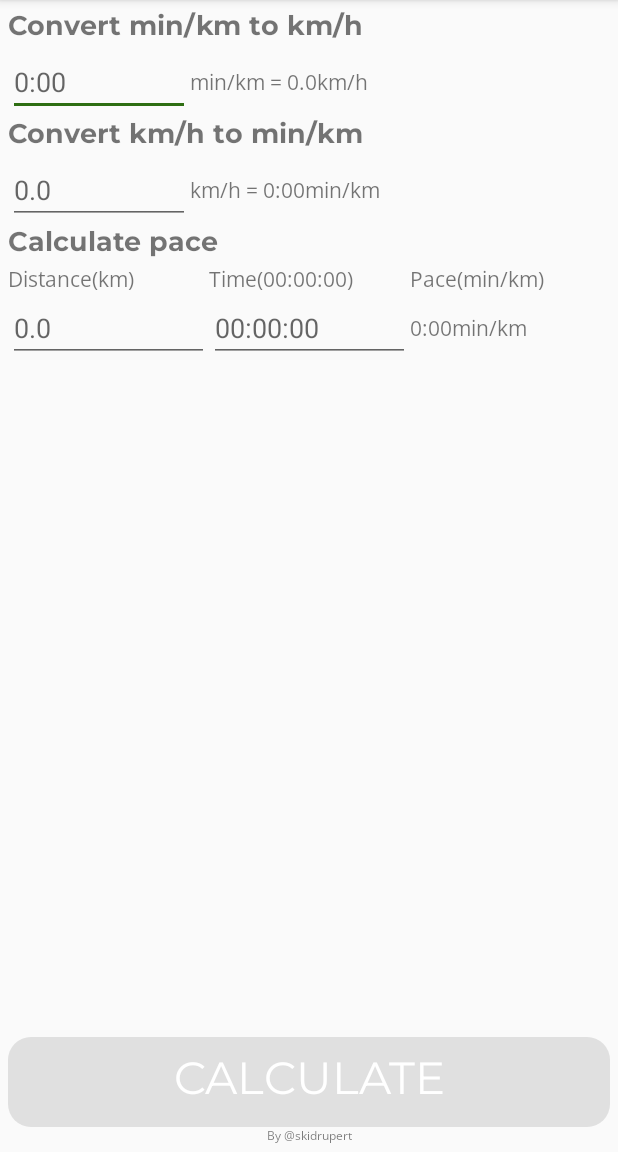
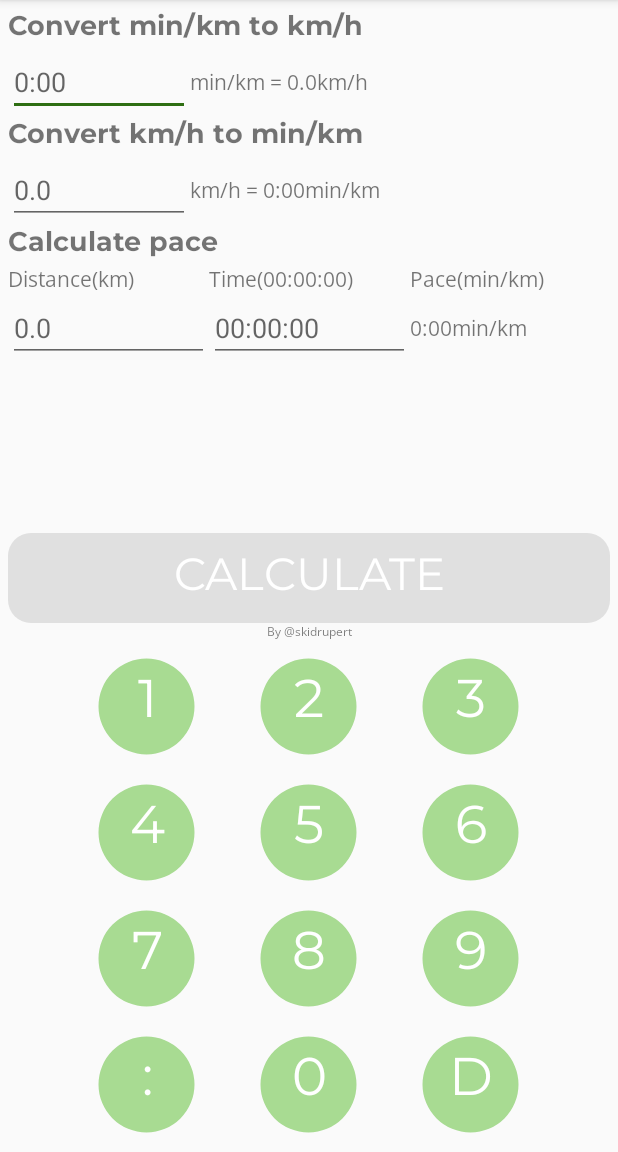
Before and after one commit to rnyholm/runcalc, an Android app: the screen it shows after launch (RunnersCalculator), on a phone screen of 412 x 824 dp, the part 84-1236 px from its top. Run offline under Robolectric (Android 15) with nearby library versions, the phone set to English and light mode, and no system bars.

Commit message:
Progress on the new in-app soft keyboard but it's a long way still before it's completed..

```diff
--- a/app/src/main/AndroidManifest.xml
+++ b/app/src/main/AndroidManifest.xml
@@ -11,9 +11,10 @@
         android:theme="@style/AppTheme">
 
         <activity
-            android:name="ax.stardust.runcal.RunnersCalculator"
+            android:name="ax.stardust.runcal.activity.RunnersCalculator"
             android:configChanges="orientation"
-            android:screenOrientation="portrait">
+            android:screenOrientation="portrait"
+            android:windowSoftInputMode="stateHidden">
 
             <intent-filter>
                 <action android:name="android.intent.action.MAIN" />
--- a/app/src/main/java/ax/stardust/runcal/Measurement.java
+++ b/app/src/main/java/ax/stardust/runcal/Measurement.java
@@ -1,5 +1,5 @@
 package ax.stardust.runcal;
 
-enum Measurement {
+public enum Measurement {
     METRIC,IMPERIAL
 }
--- a/app/src/main/java/ax/stardust/runcal/Model.java
+++ b/app/src/main/java/ax/stardust/runcal/Model.java
@@ -4,7 +4,7 @@ import java.util.HashMap;
 import java.util.function.Function;
 
 public class Model {
-    enum Property {
+    public enum Property {
         CONVERT_PACE_TO_SPEED(false, Calculator::convertPaceToSpeed),
         CONVERT_SPEED_TO_PACE(false, Calculator::convertSpeedToPace),
         CALCULATE_PACE(true, Calculator::calculatePace),
@@ -28,29 +28,29 @@ public class Model {
         }
     }
 
-    enum ValueSelection {
+    public enum ValueSelection {
         FIRST,SECOND
     }
 
     private final HashMap<Property, PairedValue> data = new HashMap();
 
-    boolean changed() {
+    public boolean changed() {
         return data.entrySet().stream().anyMatch(entry -> entry.getValue().changed(entry.getKey()));
     }
 
-    void commitProperty(Property property) {
+    public void commitProperty(Property property) {
         data.getOrDefault(property, new PairedValue()).commit();
     }
 
-    boolean isPropertyChanged(Property property) {
+    public boolean isPropertyChanged(Property property) {
         return data.getOrDefault(property, new PairedValue()).changed(property);
     }
 
-    String getPropertyValue(Property property) {
+    public String getPropertyValue(Property property) {
         return data.getOrDefault(property, new PairedValue()).getValue(property);
     }
 
-    void setPropertyValue(Property property, ValueSelection selection, String value) {
+    public void setPropertyValue(Property property, ValueSelection selection, String value) {
         PairedValue pairedValue = data.getOrDefault(property, new PairedValue());
         pairedValue.setValue(selection, value);
         data.put(property, pairedValue);
--- a/app/src/main/java/ax/stardust/runcal/RunnersCalculator.java
+++ b/app/src/main/java/ax/stardust/runcal/activity/RunnersCalculator.java
@@ -1,10 +1,13 @@
-package ax.stardust.runcal;
+package ax.stardust.runcal.activity;
 
 import android.os.Bundle;
 import android.support.v7.app.AppCompatActivity;
 import android.text.Editable;
 import android.text.TextWatcher;
 import android.util.Log;
+import android.view.View;
+import android.view.inputmethod.EditorInfo;
+import android.view.inputmethod.InputConnection;
 import android.widget.Button;
 import android.widget.EditText;
 import android.widget.TextView;
@@ -13,7 +16,15 @@ import android.widget.Toast;
 import java.util.ArrayList;
 import java.util.List;
 
-import static ax.stardust.runcal.Model.Property.*;
+import ax.stardust.runcal.Measurement;
+import ax.stardust.runcal.Model;
+import ax.stardust.runcal.R;
+import ax.stardust.runcal.component.KeyboardlessEditText;
+import ax.stardust.runcal.component.RunnersKeyboard;
+
+import static ax.stardust.runcal.Model.Property.CALCULATE_PACE;
+import static ax.stardust.runcal.Model.Property.CONVERT_PACE_TO_SPEED;
+import static ax.stardust.runcal.Model.Property.CONVERT_SPEED_TO_PACE;
 
 public class RunnersCalculator extends AppCompatActivity {
     private static Measurement measurement;
@@ -23,6 +34,8 @@ public class RunnersCalculator extends AppCompatActivity {
 
     private final List<PropertyBoundUIComponents> propertyBoundUIComponents = new ArrayList<>();
     private final Model model = new Model();
+
+    private RunnersKeyboard runnersKeyboard;
 
     // TextViews
     private TextView convertPaceToSpeedTextView;
@@ -36,9 +49,9 @@ public class RunnersCalculator extends AppCompatActivity {
     private TextView calculatePaceResultsTextView;
 
     // EditTexts
-    private EditText paceToSpeedEditText;
-    private EditText speedToPaceEditText;
-    private EditText calculatePaceDistanceEditText;
+    private KeyboardlessEditText paceToSpeedEditText;
+    private KeyboardlessEditText speedToPaceEditText;
+    private KeyboardlessEditText calculatePaceDistanceEditText;
 
     // Button
     private Button calculateButton;
@@ -60,6 +73,8 @@ public class RunnersCalculator extends AppCompatActivity {
     }
 
     private void findViews() {
+        runnersKeyboard = findViewById(R.id.soft_keyboard);
+
         convertPaceToSpeedTextView = findViewById(R.id.pace_to_speed_tv);
         paceToSpeedEditText = findViewById(R.id.pace_to_speed_et);
         paceToSpeedResultsTextView = findViewById(R.id.pace_to_speed_results_tv);
@@ -75,7 +90,7 @@ public class RunnersCalculator extends AppCompatActivity {
         calculatePaceTimeHintTextView = findViewById(R.id.calculate_pace_time_hint_tv);
         calculatePaceResultHintTextView = findViewById(R.id.calculate_pace_result_hint_tv);
         calculatePaceDistanceEditText = findViewById(R.id.calculate_pace_distance_et);
-        EditText calculatePaceTimeEditText = findViewById(R.id.calculate_pace_time_et);
+        KeyboardlessEditText calculatePaceTimeEditText = findViewById(R.id.calculate_pace_time_et);
         calculatePaceResultsTextView = findViewById(R.id.calculate_pace_results_tv);
         propertyBoundUIComponents.add(new PropertyBoundUIComponents(CALCULATE_PACE, calculatePaceDistanceEditText, calculatePaceTimeEditText, calculatePaceResultsTextView, R.string.calculate_pace_results));
 
@@ -105,10 +120,12 @@ public class RunnersCalculator extends AppCompatActivity {
             Model.Property property = boundUIComponents.getProperty();
             EditText firstEditText = boundUIComponents.getFirstEditText();
             firstEditText.addTextChangedListener(new PropertyBoundTextWatcher(property, Model.ValueSelection.FIRST));
+            firstEditText.setOnFocusChangeListener(new BoundRunnersInputFocusWatcher(runnersKeyboard));
 
             if (property.isPairedInput()) {
                 EditText secondEditText = boundUIComponents.getSecondEditText();
                 secondEditText.addTextChangedListener(new PropertyBoundTextWatcher(property, Model.ValueSelection.SECOND));
+                secondEditText.setOnFocusChangeListener(new BoundRunnersInputFocusWatcher(runnersKeyboard));
             }
         });
 
@@ -126,7 +143,6 @@ public class RunnersCalculator extends AppCompatActivity {
                     }
                 }
             });
-
             calculateButton.setEnabled(model.changed());
         });
     }
@@ -219,4 +235,29 @@ public class RunnersCalculator extends AppCompatActivity {
             // Do nothing...
         }
     }
+
+    private class BoundRunnersInputFocusWatcher implements View.OnFocusChangeListener {
+
+        private final RunnersKeyboard runnersKeyboard;
+
+        public BoundRunnersInputFocusWatcher(RunnersKeyboard runnersKeyboard) {
+            this.runnersKeyboard = runnersKeyboard;
+        }
+
+        @Override
+        public void onFocusChange(View view, boolean hasFocus) {
+            if (KeyboardlessEditText.class.isAssignableFrom(view.getClass())) {
+                if (hasFocus) {
+                    Log.d(RunnersCalculator.class.getSimpleName(), view.getId() + " FOCUS GAINED");
+                    InputConnection ic = view.onCreateInputConnection(new EditorInfo());
+                    this.runnersKeyboard.setInputConnection(ic);
+
+                    runnersKeyboard.setVisibility(View.VISIBLE);
+                } else {
+                    Log.d(RunnersCalculator.class.getSimpleName(), view.getId() + " FOCUS LOST");
+                    runnersKeyboard.setVisibility(View.GONE);
+                }
+            }
+        }
+    }
 }
--- /dev/null
+++ b/app/src/main/java/ax/stardust/runcal/component/KeyboardlessEditText.java
@@ -0,0 +1,130 @@
+package ax.stardust.runcal.component;
+
+import android.annotation.SuppressLint;
+import android.content.Context;
+import android.graphics.Rect;
+import android.support.v7.widget.AppCompatEditText;
+import android.text.InputType;
+import android.util.AttributeSet;
+import android.util.Log;
+import android.view.MotionEvent;
+import android.view.inputmethod.InputMethodManager;
+import android.widget.EditText;
+
+import java.lang.reflect.InvocationTargetException;
+import java.lang.reflect.Method;
+
+public class KeyboardlessEditText extends AppCompatEditText {
+
+    private static final Method SHOW_SOFT_INPUT_ON_FOCUS = getMethod(EditText.class, "setShowSoftInputOnFocus", boolean.class);
+
+    public KeyboardlessEditText(Context context) {
+        super(context);
+        initialize();
+    }
+
+    public KeyboardlessEditText(Context context, AttributeSet attrs) {
+        super(context, attrs);
+        initialize();
+    }
+
+    public KeyboardlessEditText(Context context, AttributeSet attrs, int defStyleAttr) {
+        super(context, attrs, defStyleAttr);
+        initialize();
+    }
+
+    private void initialize() {
+        synchronized (this) {
+            setInputType(getInputType() | InputType.TYPE_TEXT_FLAG_NO_SUGGESTIONS);
+            setFocusableInTouchMode(true);
+        }
+
+        // Needed to show cursor when user interacts with EditText so that the edit operations
+        // still work. Without the cursor, the edit operations won't appear.
+        setOnClickListener(onClickListener);
+        setOnLongClickListener(onLongClickListener);
+
+        setShowSoftInputOnFocus(false); // This is a hidden method in TextView.
+        reflexSetShowSoftInputOnFocus(false); // Workaround.
+
+        // Ensure that cursor is at the end of the input box when initialized. Without this, the
+        // cursor may be at index 0 when there is text added via layout XML.
+        setSelection(getText().length());
+    }
+
+    private OnClickListener onClickListener = v -> setCursorVisible(true);
+
+    private OnLongClickListener onLongClickListener = v -> {
+        setCursorVisible(true);
+        return false;
+    };
+
+    @Override
+    protected void onFocusChanged(boolean focused, int direction, Rect previouslyFocusedRect) {
+        super.onFocusChanged(focused, direction, previouslyFocusedRect);
+        hideKeyboard();
+    }
+
+    @Override
+    @SuppressLint("ClickableViewAccessibility")
+    public boolean onTouchEvent(MotionEvent event) {
+        final boolean ret = super.onTouchEvent(event);
+
+        // Must be done after super.onTouchEvent()
+        hideKeyboard();
+        return ret;
+    }
+
+    private void hideKeyboard() {
+        // Hide system keyboard
+        final InputMethodManager inputMethodManager = ((InputMethodManager) getContext().getSystemService(Context.INPUT_METHOD_SERVICE));
+        if (inputMethodManager != null && inputMethodManager.isActive(this)) {
+            inputMethodManager.hideSoftInputFromWindow(getApplicationWindowToken(), 0);
+        }
+    }
+
+    private void reflexSetShowSoftInputOnFocus(boolean show) {
+        if (SHOW_SOFT_INPUT_ON_FOCUS != null) {
+            invokeMethod(SHOW_SOFT_INPUT_ON_FOCUS, this, show);
+        } else {
+            // Use fallback method. Not tested.
+            hideKeyboard();
+        }
+    }
+
+    /**
+     * Returns method if available in class or superclass (recursively),
+     * otherwise returns null.
+     */
+    public static Method getMethod(Class<?> cls, String methodName, Class<?>... parametersType) {
+        Class<?> superClass = cls.getSuperclass();
+        while (superClass != Object.class) {
+            try {
+                return superClass.getDeclaredMethod(methodName, parametersType);
+            } catch (NoSuchMethodException e) {
+                // Just super it again
+            }
+            superClass = superClass.getSuperclass();
+        }
+        return null;
+    }
+
+    /**
+     * Returns results if available, otherwise returns null.
+     */
+    public static Object invokeMethod(Method method, Object receiver, Object... args) {
+        final String LOG_TAG = KeyboardlessEditText.class.getSimpleName();
+
+        try {
+            return method.invoke(receiver, args);
+        } catch (IllegalArgumentException e) {
+            Log.e(LOG_TAG, "Safe invoke fail - Invalid args", e);
+        } catch (IllegalAccessException e) {
+            Log.e(LOG_TAG, "Safe invoke fail - Invalid access", e);
+        } catch (InvocationTargetException e) {
+            Log.e(LOG_TAG, "Safe invoke fail - Invalid target", e);
+        }
+
+        return null;
+    }
+}
--- /dev/null
+++ b/app/src/main/java/ax/stardust/runcal/component/RunnersKeyboard.java
@@ -0,0 +1,125 @@
+package ax.stardust.runcal.component;
+
+import android.content.Context;
+import android.text.TextUtils;
+import android.util.AttributeSet;
+import android.util.SparseArray;
+import android.view.LayoutInflater;
+import android.view.View;
+import android.view.inputmethod.InputConnection;
+import android.widget.Button;
+import android.widget.LinearLayout;
+
+import ax.stardust.runcal.R;
+
+public class RunnersKeyboard extends LinearLayout implements View.OnClickListener {
+
+    private Button button0;
+    private Button button1;
+    private Button button2;
+    private Button button3;
+    private Button button4;
+    private Button button5;
+    private Button button6;
+    private Button button7;
+    private Button button8;
+    private Button button9;
+    private Button buttonSeparator;
+    private Button buttonDelete;
+
+    private SparseArray<String> keyValues = new SparseArray<>();
+    private InputConnection inputConnection;
+
+    public RunnersKeyboard(Context context) {
+        this(context, null, 0);
+    }
+
+    public RunnersKeyboard(Context context, AttributeSet attrs) {
+        this(context, attrs, 0);
+    }
+
+    public RunnersKeyboard(Context context, AttributeSet attrs, int defStyleAttr) {
+        super(context, attrs, defStyleAttr);
+        initializeKeyboard(context, attrs);
+    }
+
+    private void initializeKeyboard(Context context, AttributeSet attrs) {
+        inflateLayout(context);
+        findViews();
+        setListeners();
+        setKeyValues();
+    }
+
+    private void inflateLayout(Context context) {
+        LayoutInflater.from(context).inflate(R.layout.runners_keyboard, this, true);
+    }
+
+    private void findViews() {
+        button0 = findViewById(R.id.button_0);
+        button1 = findViewById(R.id.button_1);
+        button2 = findViewById(R.id.button_2);
+        button3 = findViewById(R.id.button_3);
+        button4 = findViewById(R.id.button_4);
+        button5 = findViewById(R.id.button_5);
+        button6 = findViewById(R.id.button_6);
+        button7 = findViewById(R.id.button_7);
+        button8 = findViewById(R.id.button_8);
+        button9 = findViewById(R.id.button_9);
+        buttonSeparator = findViewById(R.id.button_separator);
+        buttonDelete = findViewById(R.id.button_del);
+    }
+
+    private void setListeners() {
+        button0.setOnClickListener(this);
+        button1.setOnClickListener(this);
+        button2.setOnClickListener(this);
+        button3.setOnClickListener(this);
+        button4.setOnClickListener(this);
+        button5.setOnClickListener(this);
+        button6.setOnClickListener(this);
+        button7.setOnClickListener(this);
+        button8.setOnClickListener(this);
+        button9.setOnClickListener(this);
+        buttonSeparator.setOnClickListener(this);
+        buttonDelete.setOnClickListener(this);
+    }
+
+    private void setKeyValues() {
+        keyValues.put(R.id.button_1, "1");
+        keyValues.put(R.id.button_2, "2");
+        keyValues.put(R.id.button_3, "3");
+        keyValues.put(R.id.button_4, "4");
+        keyValues.put(R.id.button_5, "5");
+        keyValues.put(R.id.button_6, "6");
+        keyValues.put(R.id.button_7, "7");
+        keyValues.put(R.id.button_8, "8");
+        keyValues.put(R.id.button_9, "9");
+        keyValues.put(R.id.button_0, "0");
+        keyValues.put(R.id.button_del, "D");
+        // TODO: somehow change input between : and .
+        keyValues.put(R.id.button_separator, ":");
+    }
+
+    public void setInputConnection(InputConnection inputConnection) {
+        this.inputConnection = inputConnection;
+    }
+
+    @Override
+    public void onClick(View view) {
+        if (inputConnection != null) {
+            switch (view.getId()) {
+                case R.id.button_del:
+                    CharSequence selectedText = inputConnection.getSelectedText(0);
+                    if (TextUtils.isEmpty(selectedText)) {
+                        inputConnection.deleteSurroundingText(1, 0);
+                    } else {
+                        inputConnection.commitText("", 1);
+                    }
+                    break;
+                default:
+                    String keyValue = keyValues.get(view.getId());
+                    inputConnection.commitText(keyValue, 1);
+            }
+        }
+    }
+}
--- a/app/src/main/res/layout/activity_calculator.xml
+++ b/app/src/main/res/layout/activity_calculator.xml
@@ -3,23 +3,28 @@
     xmlns:tools="http://schemas.android.com/tools"
     android:layout_width="match_parent"
     android:layout_height="match_parent"
-    tools:context=".RunnersCalculator">
+    tools:context=".activity.RunnersCalculator">
 
     <ScrollView
         android:layout_width="match_parent"
-        android:layout_height="match_parent"
+        android:layout_height="wrap_content"
         android:layout_alignParentStart="true"
-        android:layout_alignParentTop="true">
+        android:layout_alignParentTop="true"
+        android:fillViewport="true">
 
         <LinearLayout
             android:id="@+id/options_ll"
             android:layout_width="match_parent"
             android:layout_height="wrap_content"
+            android:clickable="true"
+            android:focusable="true"
+            android:focusableInTouchMode="true"
+            android:gravity="top"
             android:orientation="vertical"
-            android:paddingBottom="5dp"
             android:paddingLeft="5dp"
+            android:paddingTop="5dp"
             android:paddingRight="5dp"
-            android:paddingTop="5dp">
+            android:paddingBottom="5dp">
 
             <TextView
                 android:id="@+id/pace_to_speed_tv"
@@ -33,11 +38,11 @@
             <LinearLayout
                 android:id="@+id/pace_to_speed_ll"
                 android:layout_width="match_parent"
-                android:layout_height="match_parent"
+                android:layout_height="wrap_content"
                 android:gravity="center_vertical"
                 android:orientation="horizontal">
 
-                <EditText
+                <ax.stardust.runcal.component.KeyboardlessEditText
                     android:id="@+id/pace_to_speed_et"
                     android:layout_width="120dp"
                     android:layout_height="wrap_content"
@@ -70,11 +75,11 @@
             <LinearLayout
                 android:id="@+id/speed_to_pace_ll"
                 android:layout_width="match_parent"
-                    android:layout_height="match_parent"
+                android:layout_height="wrap_content"
                 android:gravity="center_vertical"
                 android:orientation="horizontal">
 
-                <EditText
+                <ax.stardust.runcal.component.KeyboardlessEditText
                     android:id="@+id/speed_to_pace_et"
                     android:layout_width="120dp"
                     android:layout_height="wrap_content"
@@ -107,7 +112,7 @@
             <LinearLayout
                 android:id="@+id/calculate_pace_ll"
                 android:layout_width="match_parent"
-                android:layout_height="match_parent"
+                android:layout_height="wrap_content"
                 android:orientation="vertical">
 
                 <LinearLayout
@@ -148,7 +153,7 @@
                     android:gravity="center_vertical"
                     android:orientation="horizontal">
 
-                    <EditText
+                    <ax.stardust.runcal.component.KeyboardlessEditText
                         android:id="@+id/calculate_pace_distance_et"
                         android:layout_width="match_parent"
                         android:layout_height="wrap_content"
@@ -159,7 +164,7 @@
                         android:selectAllOnFocus="true"
                         android:singleLine="true" />
 
-                    <EditText
+                    <ax.stardust.runcal.component.KeyboardlessEditText
                         android:id="@+id/calculate_pace_time_et"
                         android:layout_width="match_parent"
                         android:layout_height="wrap_content"
@@ -181,30 +186,31 @@
                 </LinearLayout>
 
             </LinearLayout>
+            <View
+                android:layout_width="match_parent"
+                android:layout_height="500dp" />
+        </LinearLayout>
 
-        </LinearLayout>
     </ScrollView>
 
     <LinearLayout
         android:id="@+id/toolbar"
         android:layout_width="match_parent"
-        android:layout_height="123dp"
+        android:layout_height="wrap_content"
+        android:layout_alignParentStart="true"
         android:layout_alignParentBottom="true"
-        android:layout_alignParentStart="true"
         android:gravity="bottom|fill_horizontal"
         android:orientation="vertical"
-        android:paddingBottom="5dp"
         android:paddingLeft="5dp"
+        android:paddingTop="5dp"
         android:paddingRight="5dp"
-        android:paddingTop="5dp">
+        android:paddingBottom="5dp">
 
         <Button
             android:id="@+id/calculate_button"
-
             android:layout_width="match_parent"
             android:layout_height="wrap_content"
             android:background="@drawable/button_selector"
-
             android:fontFamily="@font/montserrat"
             android:text="@string/calculate"
             android:textColor="@color/colorButtonText"
@@ -218,6 +224,14 @@
             android:gravity="center_horizontal"
             android:text="@string/author"
             android:textSize="8sp" />
+
+        <ax.stardust.runcal.component.RunnersKeyboard
+            android:id="@+id/soft_keyboard"
+            android:layout_width="match_parent"
+            android:layout_height="wrap_content"
+            android:orientation="vertical"
+            android:visibility="gone" />
+
     </LinearLayout>
 
 </RelativeLayout>
--- a/app/src/main/res/layout/runners_keyboard.xml
+++ b/app/src/main/res/layout/runners_keyboard.xml
@@ -161,7 +161,7 @@
         android:orientation="horizontal">
 
         <Button
-            android:id="@+id/button_colon"
+            android:id="@+id/button_separator"
             style="@style/Widget.AppCompat.Button.Borderless.Colored"
             android:layout_width="wrap_content"
             android:layout_height="wrap_content"
```
Lines whose indentation alone changed are shown as unchanged.
